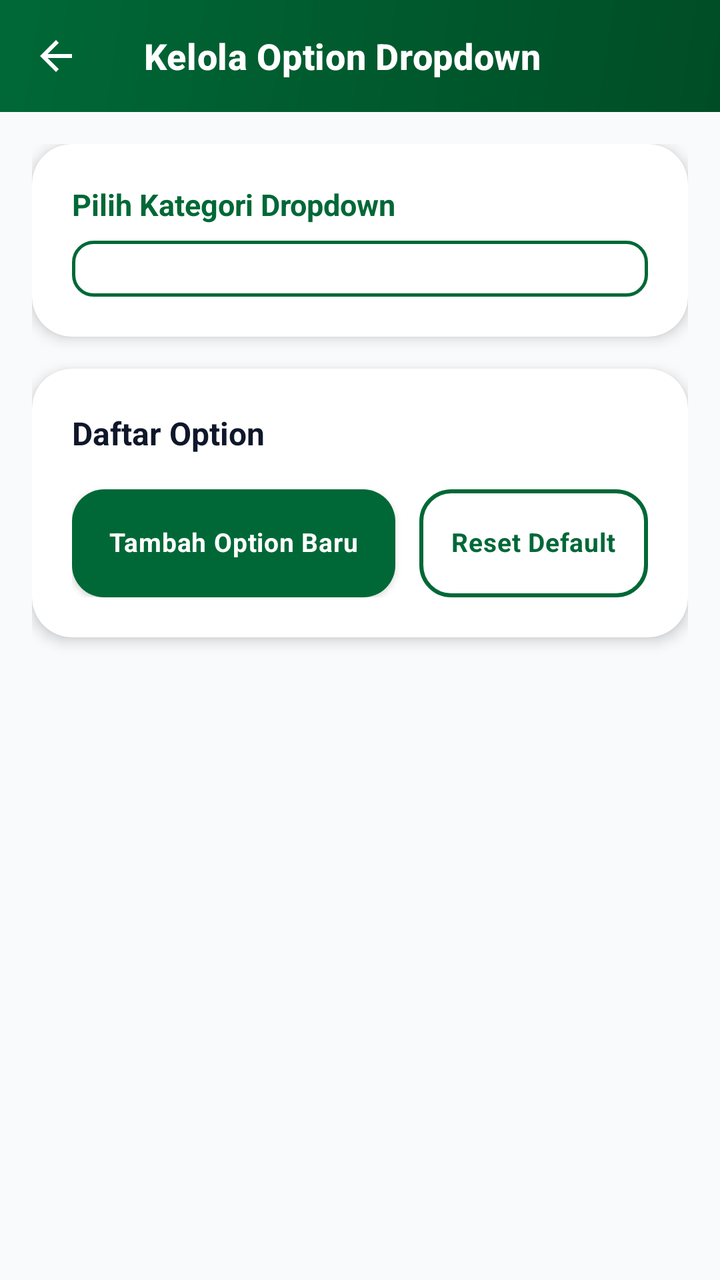
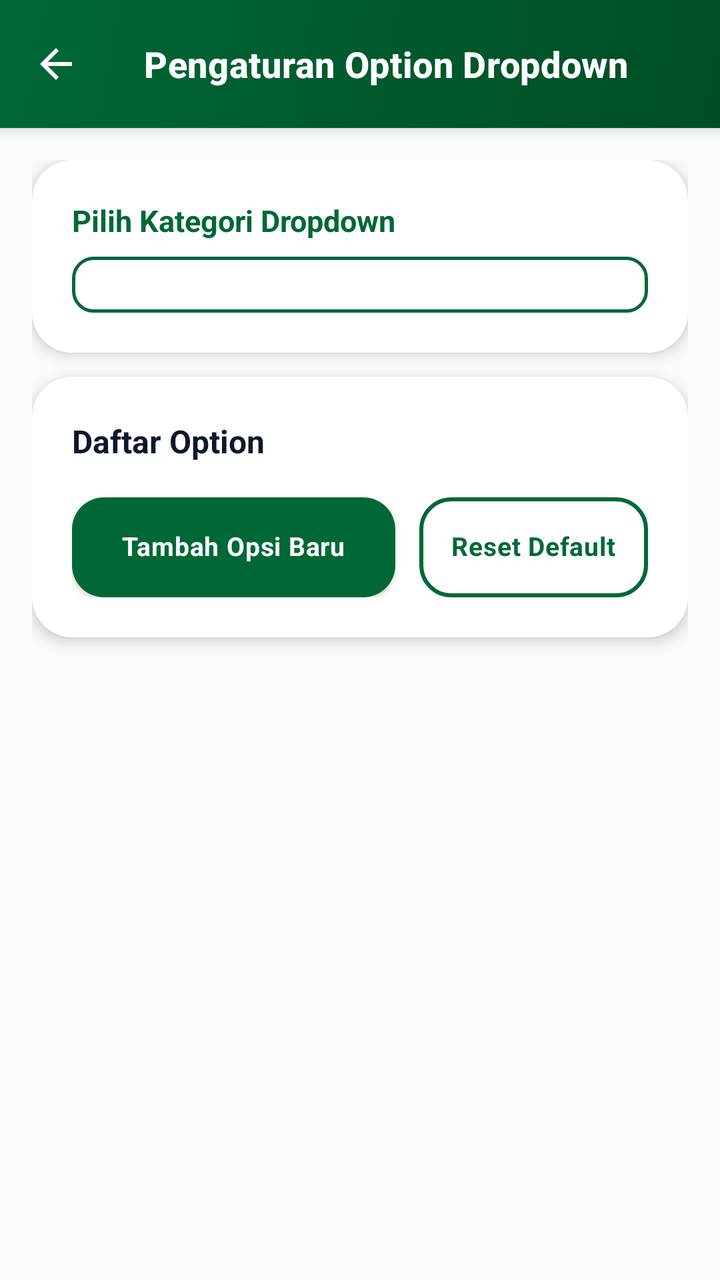

Compare the two renders of this Android layout. The source of the first and the diff that turns it into the second are given below.
<!-- AndroidManifest.xml: activity theme Theme.ZamanApps -->
<!-- res/layout/activity_kelola_dropdown.xml -->
<?xml version="1.0" encoding="utf-8"?>
<androidx.coordinatorlayout.widget.CoordinatorLayout xmlns:android="http://schemas.android.com/apk/res/android"
    xmlns:app="http://schemas.android.com/apk/res-auto"
    xmlns:tools="http://schemas.android.com/tools"
    android:id="@+id/main"
    android:layout_width="match_parent"
    android:layout_height="match_parent"
    android:background="@color/section_bg"
    tools:context=".KelolaDropdownActivity">

    <com.google.android.material.appbar.AppBarLayout
        android:layout_width="match_parent"
        android:layout_height="wrap_content"
        android:background="@drawable/toolbar_gradient"
        app:elevation="0dp">

        <androidx.appcompat.widget.Toolbar
            android:id="@+id/toolbar"
            android:layout_width="match_parent"
            android:layout_height="?attr/actionBarSize"
            app:navigationIcon="@drawable/ic_back"
            app:navigationIconTint="@color/white"
            app:title="Kelola Option Dropdown"
            app:titleTextColor="@color/white"
            app:titleTextAppearance="@style/ToolbarTitle" />
    </com.google.android.material.appbar.AppBarLayout>

    <androidx.core.widget.NestedScrollView
        android:layout_width="match_parent"
        android:layout_height="match_parent"
        android:clipToPadding="false"
        android:paddingBottom="40dp"
        app:layout_behavior="@string/appbar_scrolling_view_behavior">

        <LinearLayout
            android:layout_width="match_parent"
            android:layout_height="wrap_content"
            android:orientation="vertical"
            android:padding="16dp">

            
            <com.google.android.material.card.MaterialCardView
                style="@style/ZamanCard"
                android:layout_width="match_parent"
                android:layout_height="wrap_content"
                android:layout_marginBottom="16dp">

                <LinearLayout
                    android:layout_width="match_parent"
                    android:layout_height="wrap_content"
                    android:orientation="vertical"
                    android:padding="20dp">

                    <TextView
                        android:layout_width="wrap_content"
                        android:layout_height="wrap_content"
                        android:layout_marginBottom="8dp"
                        android:text="Pilih Kategori Dropdown"
                        android:textColor="@color/brand_primary"
                        android:textSize="15sp"
                        android:textStyle="bold" />

                    <Spinner
                        android:id="@+id/spKategoriDropdown"
                        style="@style/SpinnerFieldModern"
                        android:layout_width="match_parent"
                        android:layout_height="wrap_content" />

                </LinearLayout>
            </com.google.android.material.card.MaterialCardView>

            
            <com.google.android.material.card.MaterialCardView
                style="@style/ZamanCard"
                android:layout_width="match_parent"
                android:layout_height="wrap_content"
                android:layout_marginBottom="16dp">

                <LinearLayout
                    android:layout_width="match_parent"
                    android:layout_height="wrap_content"
                    android:orientation="vertical"
                    android:padding="20dp">

                    <LinearLayout
                        android:layout_width="match_parent"
                        android:layout_height="wrap_content"
                        android:gravity="center_vertical"
                        android:orientation="horizontal">

                        <TextView
                            android:id="@+id/tvCategoryTitle"
                            android:layout_width="0dp"
                            android:layout_height="wrap_content"
                            android:layout_weight="1"
                            android:text="Daftar Option"
                            android:textColor="@color/text_primary"
                            android:textSize="16sp"
                            android:textStyle="bold" />

                        <TextView
                            android:id="@+id/tvOptionCount"
                            android:layout_width="wrap_content"
                            android:layout_height="wrap_content"
                            android:background="@drawable/badge_welcome_bg"
                            android:paddingHorizontal="10dp"
                            android:paddingVertical="4dp"
                            android:text="0 Opsi"
                            android:textColor="@color/white"
                            android:textSize="12sp"
                            android:textStyle="bold" />
                    </LinearLayout>

                    <LinearLayout
                        android:layout_width="match_parent"
                        android:layout_height="wrap_content"
                        android:layout_marginTop="16dp"
                        android:gravity="center_vertical"
                        android:orientation="horizontal">

                        <com.google.android.material.button.MaterialButton
                            android:id="@+id/btnTambahOption"
                            style="@style/ZamanButton"
                            android:layout_width="0dp"
                            android:layout_height="54dp"
                            android:layout_marginEnd="6dp"
                            android:layout_weight="1"
                            android:gravity="center"
                            android:includeFontPadding="false"
                            android:insetTop="0dp"
                            android:insetBottom="0dp"
                            android:paddingTop="0dp"
                            android:paddingBottom="0dp"
                            android:text="Tambah Option Baru"
                            android:textSize="13sp" />

                        <com.google.android.material.button.MaterialButton
                            android:id="@+id/btnResetDefault"
                            style="@style/ZamanButtonOutlined"
                            android:layout_width="wrap_content"
                            android:layout_height="54dp"
                            android:layout_marginStart="6dp"
                            android:gravity="center"
                            android:includeFontPadding="false"
                            android:insetTop="0dp"
                            android:insetBottom="0dp"
                            android:paddingTop="0dp"
                            android:paddingBottom="0dp"
                            android:paddingHorizontal="16dp"
                            android:text="Reset Default"
                            android:textSize="13sp" />

                    </LinearLayout>

                </LinearLayout>
            </com.google.android.material.card.MaterialCardView>

            
            <LinearLayout
                android:id="@+id/containerOptionList"
                android:layout_width="match_parent"
                android:layout_height="wrap_content"
                android:orientation="vertical" />

        </LinearLayout>
    </androidx.core.widget.NestedScrollView>

</androidx.coordinatorlayout.widget.CoordinatorLayout>
<!-- resources referenced by this layout -->
<resources>
  <color name="brand_primary">#006837</color>
  <color name="section_bg">#F8FAFC</color>
  <color name="text_primary">#0F172A</color>
  <color name="white">#FFFFFF</color>
  <!-- drawable badge_welcome_bg (drawable) -->
  <?xml version="1.0" encoding="utf-8"?>
  <shape xmlns:android="http://schemas.android.com/apk/res/android">
      <solid android:color="#66FFFFFF" />
      <corners android:radius="30dp" />
  </shape>
  <!-- drawable ic_back (drawable) -->
  <vector xmlns:android="http://schemas.android.com/apk/res/android"
      android:width="24dp"
      android:height="24dp"
      android:viewportWidth="24"
      android:viewportHeight="24">
      <path
          android:fillColor="@android:color/white"
          android:pathData="M20,11H7.83l5.59,-5.59L12,4l-8,8 8,8 1.41,-1.41L7.83,13H20v-2z"/>
  </vector>
  <!-- drawable toolbar_gradient (drawable) -->
  <?xml version="1.0" encoding="utf-8"?>
  <shape xmlns:android="http://schemas.android.com/apk/res/android">
      <gradient
          android:angle="135"
          android:startColor="@color/brand_gradient_start"
          android:endColor="@color/brand_gradient_end"
          android:type="linear" />
  </shape>
  <style name="SpinnerFieldModern" parent="Widget.AppCompat.Spinner">
          <item name="android:layout_width">match_parent</item>
          <item name="android:layout_height">wrap_content</item>
          <item name="android:background">@drawable/spinner_background_modern</item>
          <item name="android:padding">14dp</item>
          <item name="android:textSize">15sp</item>
          <item name="android:textColor">@color/text_primary</item>
          <item name="android:popupBackground">@color/card_bg</item>
          <item name="android:overlapAnchor">false</item>
      </style>
  <style name="ToolbarTitle" parent="TextAppearance.MaterialComponents.Headline6">
          <item name="android:textStyle">bold</item>
          <item name="android:textColor">@color/white</item>
          <item name="android:textSize">18sp</item>
      </style>
  <style name="ZamanButton" parent="Widget.MaterialComponents.Button">
          <item name="android:insetTop">0dp</item>
          <item name="android:insetBottom">0dp</item>
          <item name="android:paddingTop">0dp</item>
          <item name="android:paddingBottom">0dp</item>
          <item name="android:paddingVertical">0dp</item>
          <item name="android:gravity">center</item>
          <item name="android:minHeight">48dp</item>
          <item name="cornerRadius">16dp</item>
          <item name="android:textAllCaps">false</item>
          <item name="android:textStyle">bold</item>
          <item name="android:letterSpacing">0.02</item>
      </style>
  <style name="ZamanCard" parent="Widget.MaterialComponents.CardView">
          <item name="cardCornerRadius">20dp</item>
          <item name="cardElevation">4dp</item>
          <item name="cardBackgroundColor">@color/card_bg</item>
          <item name="android:foreground">?attr/selectableItemBackground</item>
      </style>
  <color name="brand_gradient_start">#004D25</color>
  <color name="brand_gradient_end">#006837</color>
  <color name="card_bg">#FFFFFF</color>
  <color name="brand_primary_dark">#004D25</color>
  <color name="brand_accent">#00A859</color>
  <color name="text_secondary">#64748B</color>
  <style name="ZamanTextInputLayout" parent="Widget.MaterialComponents.TextInputLayout.OutlinedBox">
          <item name="boxCornerRadiusTopStart">14dp</item>
          <item name="boxCornerRadiusTopEnd">14dp</item>
          <item name="boxCornerRadiusBottomStart">14dp</item>
          <item name="boxCornerRadiusBottomEnd">14dp</item>
          <item name="boxStrokeColor">@color/brand_primary</item>
          <item name="hintTextColor">@color/brand_primary</item>
          <item name="startIconTint">@color/brand_primary</item>
      </style>
  <color name="brand_primary_lightest">#E7F6EC</color>
  <!-- unchanged entries left out for length: 3 -->
</resources>

<!-- the commit's change to res/layout/activity_kelola_dropdown.xml (unified diff, before → after) -->
@@ -12,15 +12,17 @@
         android:layout_width="match_parent"
         android:layout_height="wrap_content"
         android:background="@drawable/toolbar_gradient"
-        app:elevation="0dp">
+        app:elevation="4dp">
 
         <androidx.appcompat.widget.Toolbar
             android:id="@+id/toolbar"
             android:layout_width="match_parent"
-            android:layout_height="?attr/actionBarSize"
+            android:layout_height="wrap_content"
+            android:minHeight="?attr/actionBarSize"
+            android:paddingVertical="4dp"
+            app:contentInsetStart="16dp"
             app:navigationIcon="@drawable/ic_back"
-            app:navigationIconTint="@color/white"
-            app:title="Kelola Option Dropdown"
+            app:title="Pengaturan Option Dropdown"
             app:titleTextColor="@color/white"
             app:titleTextAppearance="@style/ToolbarTitle" />
     </com.google.android.material.appbar.AppBarLayout>
@@ -43,7 +45,7 @@
                 style="@style/ZamanCard"
                 android:layout_width="match_parent"
                 android:layout_height="wrap_content"
-                android:layout_marginBottom="16dp">
+                android:layout_marginBottom="12dp">
 
                 <LinearLayout
                     android:layout_width="match_parent"
@@ -122,7 +124,7 @@
                             android:id="@+id/btnTambahOption"
                             style="@style/ZamanButton"
                             android:layout_width="0dp"
-                            android:layout_height="54dp"
+                            android:layout_height="50dp"
                             android:layout_marginEnd="6dp"
                             android:layout_weight="1"
                             android:gravity="center"
@@ -131,14 +133,14 @@
                             android:insetBottom="0dp"
                             android:paddingTop="0dp"
                             android:paddingBottom="0dp"
-                            android:text="Tambah Option Baru"
+                            android:text="Tambah Opsi Baru"
                             android:textSize="13sp" />
 
                         <com.google.android.material.button.MaterialButton
                             android:id="@+id/btnResetDefault"
                             style="@style/ZamanButtonOutlined"
                             android:layout_width="wrap_content"
-                            android:layout_height="54dp"
+                            android:layout_height="50dp"
                             android:layout_marginStart="6dp"
                             android:gravity="center"
                             android:includeFontPadding="false"
